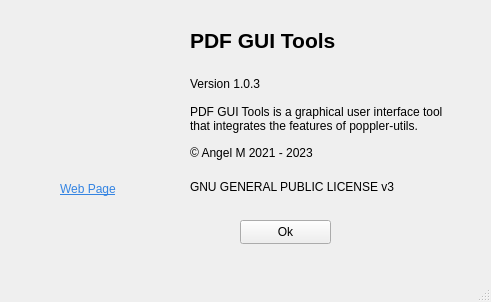
Old version of the form designer/about.ui in the repository TheWatcherMultiversal/pdfgui_tools.
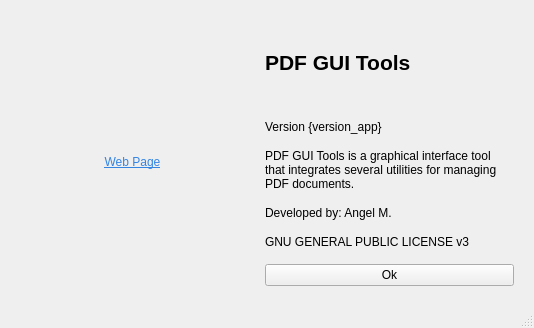
New version of the form. Icons and pictures are not drawn.

Patch:
```diff
--- a/designer/about.ui
+++ b/designer/about.ui
@@ -6,8 +6,8 @@
    <rect>
     <x>0</x>
     <y>0</y>
-    <width>491</width>
-    <height>302</height>
+    <width>534</width>
+    <height>328</height>
    </rect>
   </property>
   <property name="minimumSize">
@@ -18,23 +18,71 @@
   </property>
   <property name="maximumSize">
    <size>
-    <width>491</width>
-    <height>302</height>
+    <width>16777215</width>
+    <height>16777215</height>
    </size>
   </property>
   <property name="windowTitle">
    <string>About</string>
   </property>
   <widget class="QWidget" name="centralwidget">
+   <layout class="QGridLayout" name="gridLayout">
+    <property name="leftMargin">
+     <number>20</number>
+    </property>
+    <property name="topMargin">
+     <number>20</number>
+    </property>
+    <property name="rightMargin">
+     <number>20</number>
+    </property>
+    <property name="bottomMargin">
+     <number>20</number>
+    </property>
+    <property name="horizontalSpacing">
+     <number>20</number>
+    </property>
+    <property name="verticalSpacing">
+     <number>15</number>
+    </property>
+    <item row="0" column="0" rowspan="2">
+     <layout class="QVBoxLayout" name="verticalLayout_3">
+      <property name="spacing">
+       <number>20</number>
+      </property>
+      <property name="topMargin">
+       <number>20</number>
+      </property>
+      <item>
+       <widget class="QLabel" name="label_6">
+        <property name="text">
+         <string/>
+        </property>
+        <property name="pixmap">
+         <pixmap>../icons/pdfguitools.svg</pixmap>
+        </property>
+        <property name="alignment">
+         <set>Qt::AlignCenter</set>
+        </property>
+       </widget>
+      </item>
+      <item>
+       <widget class="QLabel" name="label_7">
+        <property name="text">
+         <string>&lt;html&gt;&lt;head/&gt;&lt;body&gt;&lt;p&gt;&lt;a href=&quot;https://github.com/TheWatcherMultiversal/pdfgui_tools&quot;&gt;&lt;span style=&quot; text-decoration: underline; color:#3484e2;&quot;&gt;Web Page&lt;/span&gt;&lt;/a&gt;&lt;/p&gt;&lt;/body&gt;&lt;/html&gt;</string>
+        </property>
+        <property name="alignment">
+         <set>Qt::AlignHCenter|Qt::AlignTop</set>
+        </property>
+        <property name="openExternalLinks">
+         <bool>true</bool>
+        </property>
+       </widget>
+      </item>
+     </layout>
+    </item>
+    <item row="0" column="1">
    <widget class="QLabel" name="label">
-    <property name="geometry">
-     <rect>
-      <x>190</x>
-      <y>20</y>
-      <width>251</width>
-      <height>41</height>
-     </rect>
-    </property>
     <property name="font">
      <font>
       <pointsize>16</pointsize>
@@ -46,27 +94,23 @@
      <string>PDF GUI Tools</string>
     </property>
    </widget>
-   <widget class="QWidget" name="verticalLayoutWidget">
-    <property name="geometry">
-     <rect>
-      <x>190</x>
-      <y>70</y>
-      <width>271</width>
-      <height>131</height>
-     </rect>
-    </property>
+    </item>
+    <item row="1" column="1">
     <layout class="QVBoxLayout" name="verticalLayout">
+      <property name="spacing">
+       <number>15</number>
+      </property>
      <item>
       <widget class="QLabel" name="label_3">
        <property name="text">
-        <string>Version 1.0.3</string>
+         <string>Version {version_app}</string>
        </property>
       </widget>
      </item>
      <item>
       <widget class="QLabel" name="label_2">
        <property name="text">
-        <string>PDF GUI Tools is a graphical user interface tool that integrates the features of poppler-utils.</string>
+         <string>PDF GUI Tools is a graphical interface tool that integrates several utilities for managing PDF documents.</string>
        </property>
        <property name="textFormat">
         <enum>Qt::AutoText</enum>
@@ -79,7 +123,7 @@
      <item>
       <widget class="QLabel" name="label_4">
        <property name="text">
-        <string>© Angel M 2021 - 2023</string>
+         <string>Developed by: Angel M.</string>
        </property>
       </widget>
      </item>
@@ -91,52 +135,15 @@
       </widget>
      </item>
     </layout>
-   </widget>
-   <widget class="QLabel" name="label_6">
-    <property name="geometry">
-     <rect>
-      <x>30</x>
-      <y>30</y>
-      <width>121</width>
-      <height>141</height>
-     </rect>
-    </property>
-    <property name="text">
-     <string/>
-    </property>
-    <property name="pixmap">
-     <pixmap>assets/pdfguitools.svg</pixmap>
-    </property>
-   </widget>
+    </item>
+    <item row="2" column="1">
    <widget class="QPushButton" name="button_ok">
-    <property name="geometry">
-     <rect>
-      <x>240</x>
-      <y>220</y>
-      <width>91</width>
-      <height>24</height>
-     </rect>
-    </property>
     <property name="text">
      <string>Ok</string>
     </property>
    </widget>
-   <widget class="QLabel" name="label_7">
-    <property name="geometry">
-     <rect>
-      <x>60</x>
-      <y>180</y>
-      <width>61</width>
-      <height>18</height>
-     </rect>
-    </property>
-    <property name="text">
-     <string>&lt;html&gt;&lt;head/&gt;&lt;body&gt;&lt;p&gt;&lt;a href=&quot;https://github.com/TheWatcherMultiversal/pdfgui_tools&quot;&gt;&lt;span style=&quot; text-decoration: underline; color:#3484e2;&quot;&gt;Web Page&lt;/span&gt;&lt;/a&gt;&lt;/p&gt;&lt;/body&gt;&lt;/html&gt;</string>
-    </property>
-    <property name="openExternalLinks">
-     <bool>true</bool>
-    </property>
-   </widget>
+    </item>
+   </layout>
   </widget>
   <widget class="QMenuBar" name="menubar">
    <property name="geometry">
```
Left out of the diff: 2 changed lines with no effect on the pictures. Lines whose indentation alone changed are shown as unchanged.
